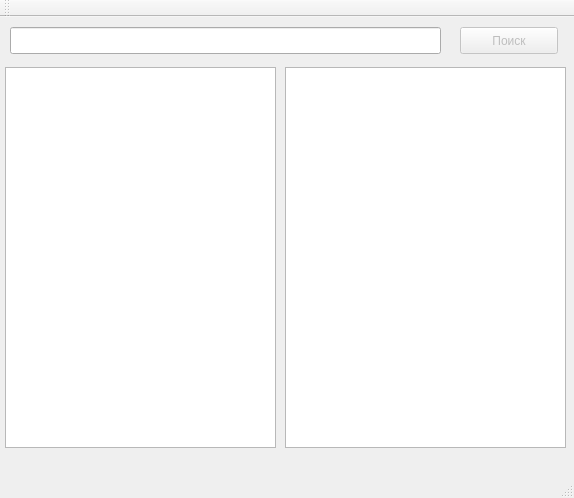
First picture: the form in CRUDmw.ui, repository tixx/Repos, before the edit.
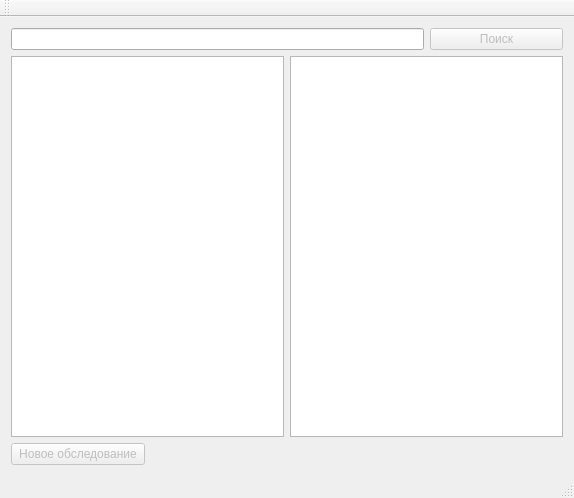
Second picture: the form after the edit.

What changed in the file:
```diff
--- a/CRUDmw.ui
+++ b/CRUDmw.ui
@@ -14,52 +14,50 @@
    <string>MainWindow</string>
   </property>
   <widget class="QWidget" name="centralWidget">
+   <layout class="QGridLayout" name="gridLayout">
+    <item row="0" column="0" colspan="3">
+     <widget class="QLineEdit" name="lineEdit"/>
+    </item>
+    <item row="0" column="3">
    <widget class="QPushButton" name="searchButton">
     <property name="enabled">
      <bool>false</bool>
     </property>
-    <property name="geometry">
-     <rect>
-      <x>460</x>
-      <y>10</y>
-      <width>98</width>
-      <height>27</height>
-     </rect>
-    </property>
     <property name="text">
      <string>Поиск</string>
     </property>
    </widget>
-   <widget class="QLineEdit" name="lineEdit">
-    <property name="geometry">
-     <rect>
-      <x>10</x>
-      <y>10</y>
-      <width>431</width>
-      <height>27</height>
-     </rect>
-    </property>
-   </widget>
-   <widget class="QTableWidget" name="tableWidget">
-    <property name="geometry">
-     <rect>
-      <x>5</x>
-      <y>50</y>
-      <width>271</width>
-      <height>381</height>
-     </rect>
-    </property>
-   </widget>
-   <widget class="QTableWidget" name="tableWidget_2">
-    <property name="geometry">
-     <rect>
-      <x>285</x>
-      <y>50</y>
-      <width>281</width>
-      <height>381</height>
-     </rect>
-    </property>
-   </widget>
+    </item>
+    <item row="1" column="2" colspan="2">
+     <widget class="QTableView" name="tableView_2"/>
+    </item>
+    <item row="2" column="0">
+     <widget class="QPushButton" name="newExamButton">
+      <property name="enabled">
+       <bool>false</bool>
+      </property>
+      <property name="text">
+       <string>Новое обследование</string>
+      </property>
+     </widget>
+    </item>
+    <item row="2" column="1" colspan="3">
+     <spacer name="horizontalSpacer">
+      <property name="orientation">
+       <enum>Qt::Horizontal</enum>
+      </property>
+      <property name="sizeHint" stdset="0">
+       <size>
+        <width>380</width>
+        <height>20</height>
+       </size>
+      </property>
+     </spacer>
+    </item>
+    <item row="1" column="0" colspan="2">
+     <widget class="QTableView" name="tableView"/>
+    </item>
+   </layout>
   </widget>
   <widget class="QMenuBar" name="menuBar">
    <property name="geometry">
```
Lines whose indentation alone changed are shown as unchanged.
